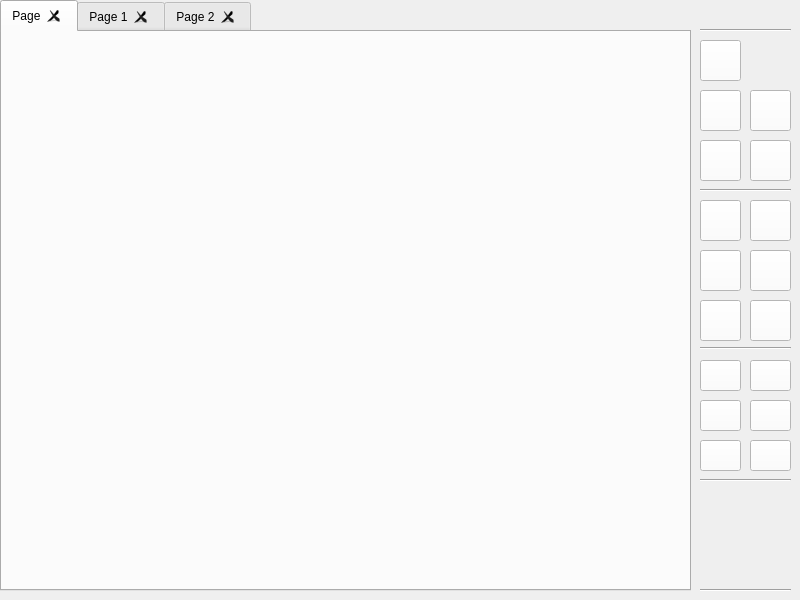
Above: Update/Logic_Gate_Simulator/dlg_home.ui from ElliotHarding/Logic-Gate-Simulator before the change. Below: the same form after it.
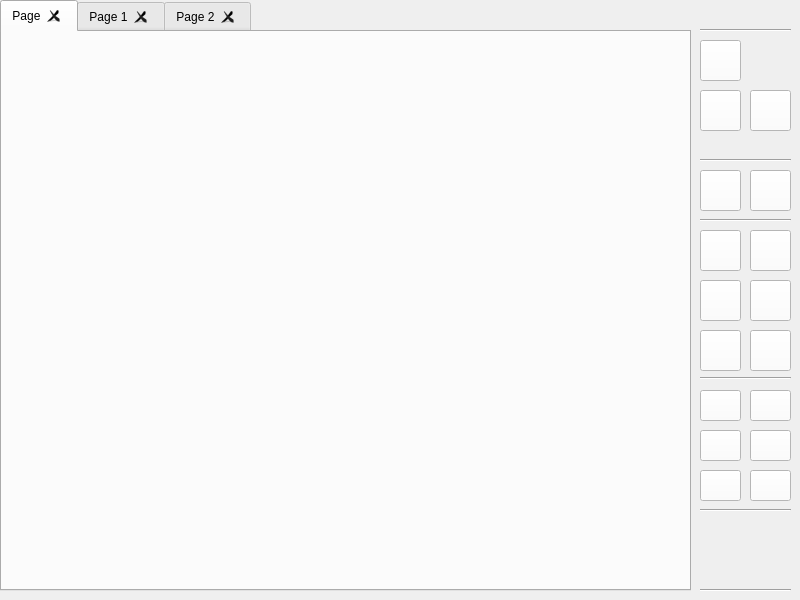
That is the form after the change. Icons and pictures are not drawn.

Diff of the .ui file:
```diff
--- a/Update/Logic_Gate_Simulator/dlg_home.ui
+++ b/Update/Logic_Gate_Simulator/dlg_home.ui
@@ -61,7 +61,7 @@
     <property name="geometry">
      <rect>
       <x>750</x>
-      <y>200</y>
+      <y>230</y>
       <width>41</width>
       <height>41</height>
      </rect>
@@ -87,7 +87,7 @@
     <property name="geometry">
      <rect>
       <x>750</x>
-      <y>300</y>
+      <y>330</y>
       <width>41</width>
       <height>41</height>
      </rect>
@@ -113,7 +113,7 @@
     <property name="geometry">
      <rect>
       <x>700</x>
-      <y>250</y>
+      <y>280</y>
       <width>41</width>
       <height>41</height>
      </rect>
@@ -165,7 +165,7 @@
     <property name="geometry">
      <rect>
       <x>700</x>
-      <y>360</y>
+      <y>390</y>
       <width>41</width>
       <height>31</height>
      </rect>
@@ -191,7 +191,7 @@
     <property name="geometry">
      <rect>
       <x>750</x>
-      <y>360</y>
+      <y>390</y>
       <width>41</width>
       <height>31</height>
      </rect>
@@ -217,7 +217,7 @@
     <property name="geometry">
      <rect>
       <x>750</x>
-      <y>400</y>
+      <y>430</y>
       <width>41</width>
       <height>31</height>
      </rect>
@@ -246,7 +246,7 @@
     <property name="geometry">
      <rect>
       <x>700</x>
-      <y>440</y>
+      <y>470</y>
       <width>41</width>
       <height>31</height>
      </rect>
@@ -272,7 +272,7 @@
     <property name="geometry">
      <rect>
       <x>750</x>
-      <y>250</y>
+      <y>280</y>
       <width>41</width>
       <height>41</height>
      </rect>
@@ -298,7 +298,7 @@
     <property name="geometry">
      <rect>
       <x>700</x>
-      <y>200</y>
+      <y>230</y>
       <width>41</width>
       <height>41</height>
      </rect>
@@ -324,7 +324,7 @@
     <property name="geometry">
      <rect>
       <x>700</x>
-      <y>180</y>
+      <y>210</y>
       <width>91</width>
       <height>20</height>
      </rect>
@@ -337,7 +337,7 @@
     <property name="geometry">
      <rect>
       <x>700</x>
-      <y>340</y>
+      <y>370</y>
       <width>91</width>
       <height>16</height>
      </rect>
@@ -350,7 +350,7 @@
     <property name="geometry">
      <rect>
       <x>700</x>
-      <y>470</y>
+      <y>500</y>
       <width>91</width>
       <height>20</height>
      </rect>
@@ -389,33 +389,7 @@
     <property name="geometry">
      <rect>
       <x>700</x>
-      <y>140</y>
-      <width>41</width>
-      <height>41</height>
-     </rect>
-    </property>
-    <property name="styleSheet">
-     <string notr="true">background-color: rgb(255, 255, 255);</string>
-    </property>
-    <property name="text">
-     <string/>
-    </property>
-    <property name="icon">
-     <iconset resource="resouces.qrc">
-      <normaloff>:/Resources/Button Icons/icon-file-down.png</normaloff>:/Resources/Button Icons/icon-file-down.png</iconset>
-    </property>
-    <property name="iconSize">
-     <size>
-      <width>32</width>
-      <height>32</height>
-     </size>
-    </property>
-   </widget>
-   <widget class="QPushButton" name="btn_load">
-    <property name="geometry">
-     <rect>
-      <x>750</x>
-      <y>140</y>
+      <y>170</y>
       <width>41</width>
       <height>41</height>
      </rect>
@@ -437,11 +411,37 @@
      </size>
     </property>
    </widget>
+   <widget class="QPushButton" name="btn_load">
+    <property name="geometry">
+     <rect>
+      <x>750</x>
+      <y>170</y>
+      <width>41</width>
+      <height>41</height>
+     </rect>
+    </property>
+    <property name="styleSheet">
+     <string notr="true">background-color: rgb(255, 255, 255);</string>
+    </property>
+    <property name="text">
+     <string/>
+    </property>
+    <property name="icon">
+     <iconset resource="resouces.qrc">
+      <normaloff>:/Resources/Button Icons/icon-file-down.png</normaloff>:/Resources/Button Icons/icon-file-down.png</iconset>
+    </property>
+    <property name="iconSize">
+     <size>
+      <width>32</width>
+      <height>32</height>
+     </size>
+    </property>
+   </widget>
    <widget class="QPushButton" name="btn_recieverGate">
     <property name="geometry">
      <rect>
       <x>750</x>
-      <y>440</y>
+      <y>470</y>
       <width>41</width>
       <height>31</height>
      </rect>
@@ -467,7 +467,7 @@
     <property name="geometry">
      <rect>
       <x>700</x>
-      <y>400</y>
+      <y>430</y>
       <width>41</width>
       <height>31</height>
      </rect>
@@ -496,7 +496,7 @@
     <property name="geometry">
      <rect>
       <x>700</x>
-      <y>300</y>
+      <y>330</y>
       <width>41</width>
       <height>41</height>
      </rect>
@@ -573,6 +573,19 @@
      </size>
     </property>
    </widget>
+   <widget class="Line" name="line_3">
+    <property name="geometry">
+     <rect>
+      <x>700</x>
+      <y>150</y>
+      <width>91</width>
+      <height>20</height>
+     </rect>
+    </property>
+    <property name="orientation">
+     <enum>Qt::Horizontal</enum>
+    </property>
+   </widget>
   </widget>
   <action name="actionNew_page">
    <property name="text">
```
